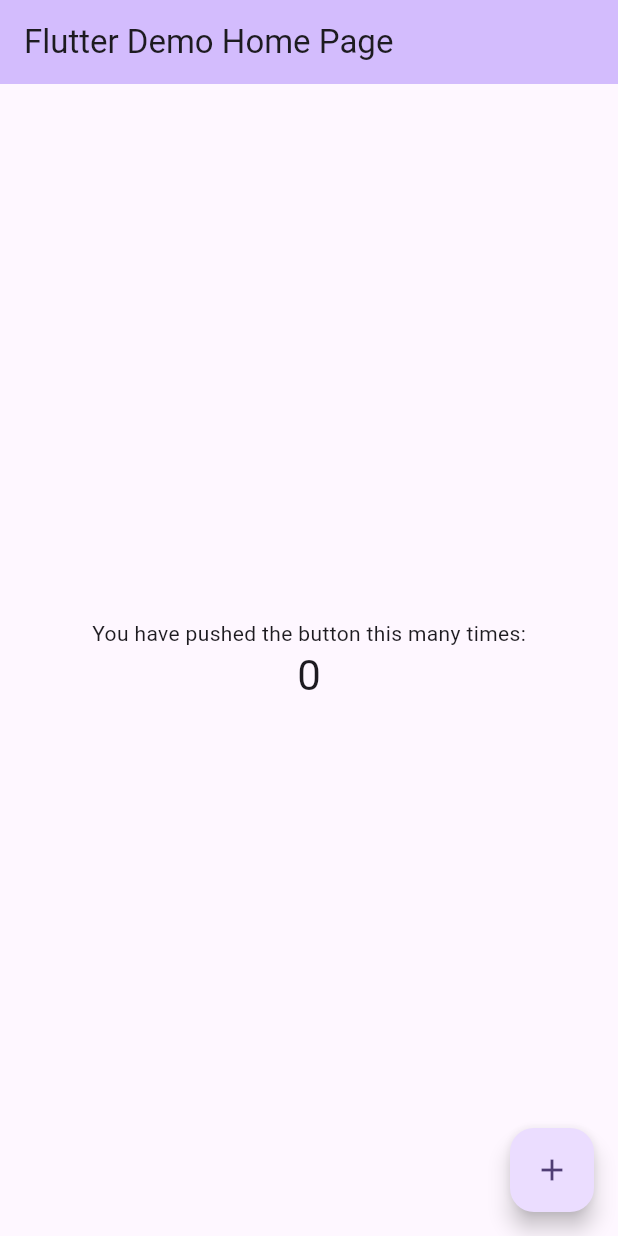
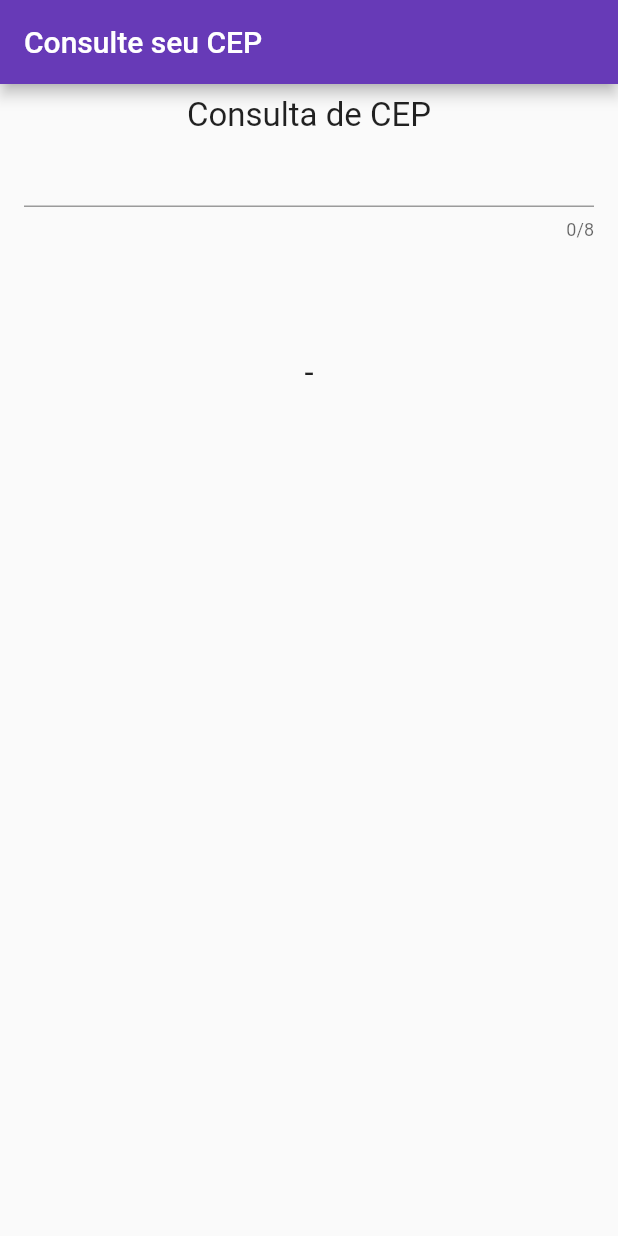
Before and after one commit to MatheusMessias-jf/cep_register_app, a Flutter app: the screen it shows after launch, on a phone screen of 412 x 824 dp. Run offline on Flutter 3.47's test engine with Material 2 defaults, Android fonts, the light colour scheme and no system bars; our stand-ins replace google_fonts.

Commit message:
Implementing CEP consult method

```diff
--- a/lib/main.dart
+++ b/lib/main.dart
@@ -1,125 +1,9 @@
 import 'package:flutter/material.dart';
 
-void main() {
+import 'my_app.dart';
+
+void main() async {
+  WidgetsFlutterBinding.ensureInitialized();
+
   runApp(const MyApp());
 }
-
-class MyApp extends StatelessWidget {
-  const MyApp({super.key});
-
-  // This widget is the root of your application.
-  @override
-  Widget build(BuildContext context) {
-    return MaterialApp(
-      title: 'Flutter Demo',
-      theme: ThemeData(
-        // This is the theme of your application.
-        //
-        // TRY THIS: Try running your application with "flutter run". You'll see
-        // the application has a blue toolbar. Then, without quitting the app,
-        // try changing the seedColor in the colorScheme below to Colors.green
-        // and then invoke "hot reload" (save your changes or press the "hot
-        // reload" button in a Flutter-supported IDE, or press "r" if you used
-        // the command line to start the app).
-        //
-        // Notice that the counter didn't reset back to zero; the application
-        // state is not lost during the reload. To reset the state, use hot
-        // restart instead.
-        //
-        // This works for code too, not just values: Most code changes can be
-        // tested with just a hot reload.
-        colorScheme: ColorScheme.fromSeed(seedColor: Colors.deepPurple),
-        useMaterial3: true,
-      ),
-      home: const MyHomePage(title: 'Flutter Demo Home Page'),
-    );
-  }
-}
-
-class MyHomePage extends StatefulWidget {
-  const MyHomePage({super.key, required this.title});
-
-  // This widget is the home page of your application. It is stateful, meaning
-  // that it has a State object (defined below) that contains fields that affect
-  // how it looks.
-
-  // This class is the configuration for the state. It holds the values (in this
-  // case the title) provided by the parent (in this case the App widget) and
-  // used by the build method of the State. Fields in a Widget subclass are
-  // always marked "final".
-
-  final String title;
-
-  @override
-  State<MyHomePage> createState() => _MyHomePageState();
-}
-
-class _MyHomePageState extends State<MyHomePage> {
-  int _counter = 0;
-
-  void _incrementCounter() {
-    setState(() {
-      // This call to setState tells the Flutter framework that something has
-      // changed in this State, which causes it to rerun the build method below
-      // so that the display can reflect the updated values. If we changed
-      // _counter without calling setState(), then the build method would not be
-      // called again, and so nothing would appear to happen.
-      _counter++;
-    });
-  }
-
-  @override
-  Widget build(BuildContext context) {
-    // This method is rerun every time setState is called, for instance as done
-    // by the _incrementCounter method above.
-    //
-    // The Flutter framework has been optimized to make rerunning build methods
-    // fast, so that you can just rebuild anything that needs updating rather
-    // than having to individually change instances of widgets.
-    return Scaffold(
-      appBar: AppBar(
-        // TRY THIS: Try changing the color here to a specific color (to
-        // Colors.amber, perhaps?) and trigger a hot reload to see the AppBar
-        // change color while the other colors stay the same.
-        backgroundColor: Theme.of(context).colorScheme.inversePrimary,
-        // Here we take the value from the MyHomePage object that was created by
-        // the App.build method, and use it to set our appbar title.
-        title: Text(widget.title),
-      ),
-      body: Center(
-        // Center is a layout widget. It takes a single child and positions it
-        // in the middle of the parent.
-        child: Column(
-          // Column is also a layout widget. It takes a list of children and
-          // arranges them vertically. By default, it sizes itself to fit its
-          // children horizontally, and tries to be as tall as its parent.
-          //
-          // Column has various properties to control how it sizes itself and
-          // how it positions its children. Here we use mainAxisAlignment to
-          // center the children vertically; the main axis here is the vertical
-          // axis because Columns are vertical (the cross axis would be
-          // horizontal).
-          //
-          // TRY THIS: Invoke "debug painting" (choose the "Toggle Debug Paint"
-          // action in the IDE, or press "p" in the console), to see the
-          // wireframe for each widget.
-          mainAxisAlignment: MainAxisAlignment.center,
-          children: <Widget>[
-            const Text(
-              'You have pushed the button this many times:',
-            ),
-            Text(
-              '$_counter',
-              style: Theme.of(context).textTheme.headlineMedium,
-            ),
-          ],
-        ),
-      ),
-      floatingActionButton: FloatingActionButton(
-        onPressed: _incrementCounter,
-        tooltip: 'Increment',
-        child: const Icon(Icons.add),
-      ), // This trailing comma makes auto-formatting nicer for build methods.
-    );
-  }
-}
--- /dev/null
+++ b/lib/model/viacep_model.dart
@@ -0,0 +1,104 @@
+class ViaCepModel {
+  String? _cep;
+  String? _logradouro;
+  String? _complemento;
+  String? _bairro;
+  String? _localidade;
+  String? _uf;
+  String? _ibge;
+  String? _gia;
+  String? _ddd;
+  String? _siafi;
+
+  ViaCepModel(
+      {String? cep,
+      String? logradouro,
+      String? complemento,
+      String? bairro,
+      String? localidade,
+      String? uf,
+      String? ibge,
+      String? gia,
+      String? ddd,
+      String? siafi}) {
+    if (cep != null) {
+      _cep = cep;
+    }
+    if (logradouro != null) {
+      _logradouro = logradouro;
+    }
+    if (complemento != null) {
+      _complemento = complemento;
+    }
+    if (bairro != null) {
+      _bairro = bairro;
+    }
+    if (localidade != null) {
+      _localidade = localidade;
+    }
+    if (uf != null) {
+      _uf = uf;
+    }
+    if (ibge != null) {
+      _ibge = ibge;
+    }
+    if (gia != null) {
+      _gia = gia;
+    }
+    if (ddd != null) {
+      _ddd = ddd;
+    }
+    if (siafi != null) {
+      _siafi = siafi;
+    }
+  }
+
+  String? get cep => _cep;
+  set cep(String? cep) => _cep = cep;
+  String? get logradouro => _logradouro;
+  set logradouro(String? logradouro) => _logradouro = logradouro;
+  String? get complemento => _complemento;
+  set complemento(String? complemento) => _complemento = complemento;
+  String? get bairro => _bairro;
+  set bairro(String? bairro) => _bairro = bairro;
+  String? get localidade => _localidade;
+  set localidade(String? localidade) => _localidade = localidade;
+  String? get uf => _uf;
+  set uf(String? uf) => _uf = uf;
+  String? get ibge => _ibge;
+  set ibge(String? ibge) => _ibge = ibge;
+  String? get gia => _gia;
+  set gia(String? gia) => _gia = gia;
+  String? get ddd => _ddd;
+  set ddd(String? ddd) => _ddd = ddd;
+  String? get siafi => _siafi;
+  set siafi(String? siafi) => _siafi = siafi;
+
+  ViaCepModel.fromJson(Map<String, dynamic> json) {
+    _cep = json['cep'];
+    _logradouro = json['logradouro'];
+    _complemento = json['complemento'];
+    _bairro = json['bairro'];
+    _localidade = json['localidade'];
+    _uf = json['uf'];
+    _ibge = json['ibge'];
+    _gia = json['gia'];
+    _ddd = json['ddd'];
+    _siafi = json['siafi'];
+  }
+
+  Map<String, dynamic> toJson() {
+    final Map<String, dynamic> data = <String, dynamic>{};
+    data['cep'] = _cep;
+    data['logradouro'] = _logradouro;
+    data['complemento'] = _complemento;
+    data['bairro'] = _bairro;
+    data['localidade'] = _localidade;
+    data['uf'] = _uf;
+    data['ibge'] = _ibge;
+    data['gia'] = _gia;
+    data['ddd'] = _ddd;
+    data['siafi'] = _siafi;
+    return data;
+  }
+}
--- /dev/null
+++ b/lib/my_app.dart
@@ -0,0 +1,17 @@
+import 'package:cep_register_app/pages/consulta_cep.dart';
+import 'package:flutter/material.dart';
+import 'package:google_fonts/google_fonts.dart';
+
+class MyApp extends StatelessWidget {
+  const MyApp({super.key});
+  @override
+  Widget build(BuildContext context) {
+    return MaterialApp(
+      title: 'Flutter Demo',
+      theme: ThemeData(
+          primarySwatch: Colors.deepPurple,
+          textTheme: GoogleFonts.robotoTextTheme()),
+      home: const ConsultaCep(),
+    );
+  }
+}
--- /dev/null
+++ b/lib/pages/consulta_cep.dart
@@ -0,0 +1,68 @@
+import 'package:flutter/material.dart';
+import '../model/viacep_model.dart';
+import '../repositories/via_cep_repository.dart';
+
+class ConsultaCep extends StatefulWidget {
+  const ConsultaCep({super.key});
+
+  @override
+  State<ConsultaCep> createState() => _ConsultaCepState();
+}
+
+class _ConsultaCepState extends State<ConsultaCep> {
+  var cepController = TextEditingController(text: "");
+  bool loading = false;
+  var viacepModel = ViaCepModel();
+  var viaCEPRepository = ViaCepRepository();
+  final FocusNode _focusNode = FocusNode();
+  @override
+  Widget build(BuildContext context) {
+    return Scaffold(
+      appBar: AppBar(
+        title: const Text("Consulte seu CEP"),
+      ),
+      body: SafeArea(
+        child: Container(
+            padding: const EdgeInsets.symmetric(horizontal: 16, vertical: 8),
+            child: Column(children: [
+              const Text(
+                "Consulta de CEP",
+                style: TextStyle(fontSize: 22),
+              ),
+              TextField(
+                focusNode: _focusNode,
+                controller: cepController,
+                keyboardType: TextInputType.number,
+                maxLength: 8,
+                onChanged: (String value) async {
+                  var cep = value.trim().replaceAll(RegExp(r'[^0-9]'), '');
+                  if (value.length == 8) {
+                    setState(() {
+                      loading = true;
+                    });
+                    viacepModel = await viaCEPRepository.consultarCEP(cep);
+                    _focusNode.unfocus();
+                  }
+                  setState(() {
+                    loading = false;
+                  });
+                },
+              ),
+              const SizedBox(
+                height: 50,
+              ),
+              Text(
+                viacepModel.logradouro ?? "",
+                style: const TextStyle(fontSize: 22),
+              ),
+              Text(
+                "${viacepModel.localidade ?? ""} - ${viacepModel.uf ?? ""}",
+                style: const TextStyle(fontSize: 22),
+              ),
+              Visibility(
+                  visible: loading, child: const CircularProgressIndicator())
+            ])),
+      ),
+    );
+  }
+}
--- /dev/null
+++ b/lib/repositories/via_cep_repository.dart
@@ -0,0 +1,17 @@
+import 'dart:convert';
+
+import 'package:http/http.dart' as http;
+
+import '../model/viacep_model.dart';
+
+class ViaCepRepository {
+  Future<ViaCepModel> consultarCEP(String cep) async {
+    var response =
+        await http.get(Uri.parse("https://viacep.com.br/ws/$cep/json/"));
+    if (response.statusCode == 200) {
+      var json = jsonDecode(response.body);
+      return ViaCepModel.fromJson(json);
+    }
+    return ViaCepModel();
+  }
+}
--- a/pubspec.yaml
+++ b/pubspec.yaml
@@ -35,6 +35,9 @@ dependencies:
   # The following adds the Cupertino Icons font to your application.
   # Use with the CupertinoIcons class for iOS style icons.
   cupertino_icons: ^1.0.2
+  http: ^1.1.0
+  google_fonts: ^6.1.0
+  path_provider: ^2.1.1
 
 dev_dependencies:
   flutter_test:
```
Also changed, not shown: pubspec.lock, 10 other files.
